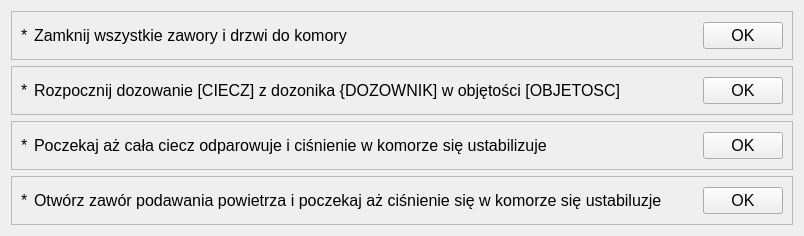
Old version of the form app/nowytest_4.ui in the repository wiacekmarcin/StanowiskoChemiczne.
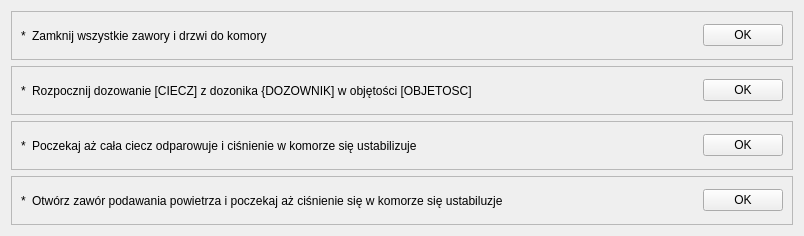
New version of the form. Custom widgets are drawn as their Qt base class.

```diff
--- a/app/nowytest_4.ui
+++ b/app/nowytest_4.ui
@@ -10,11 +10,6 @@
     <height>236</height>
    </rect>
   </property>
-  <property name="font">
-   <font>
-    <pointsize>12</pointsize>
-   </font>
-  </property>
   <property name="windowTitle">
    <string>WizardPage</string>
   </property>
```
